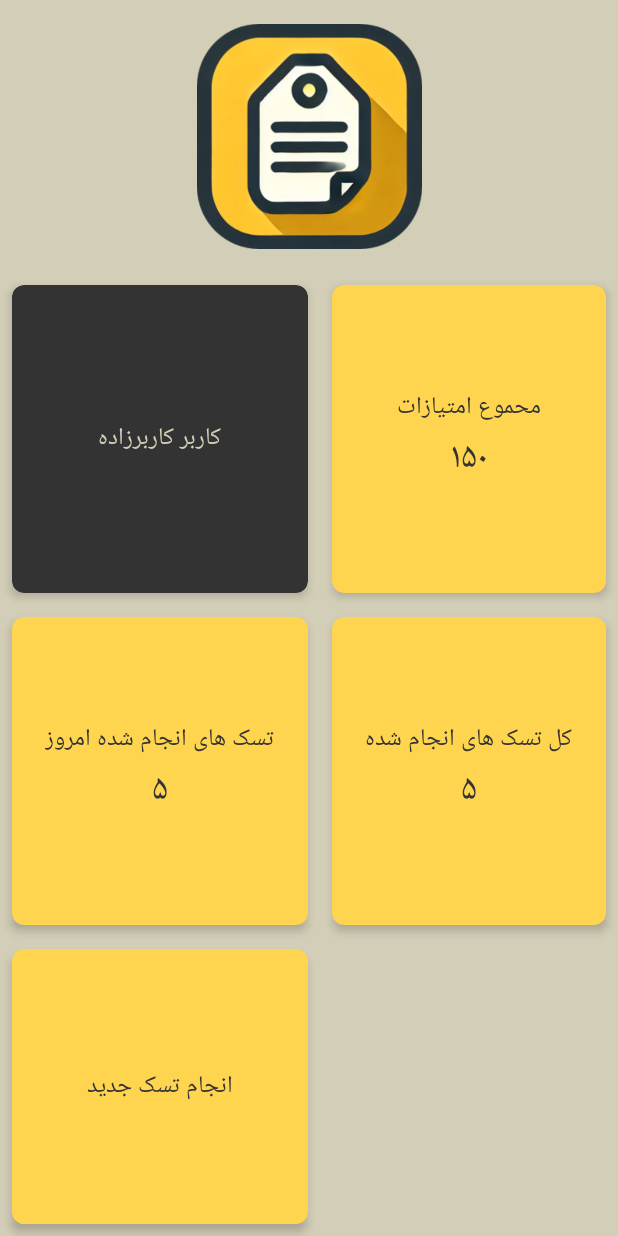
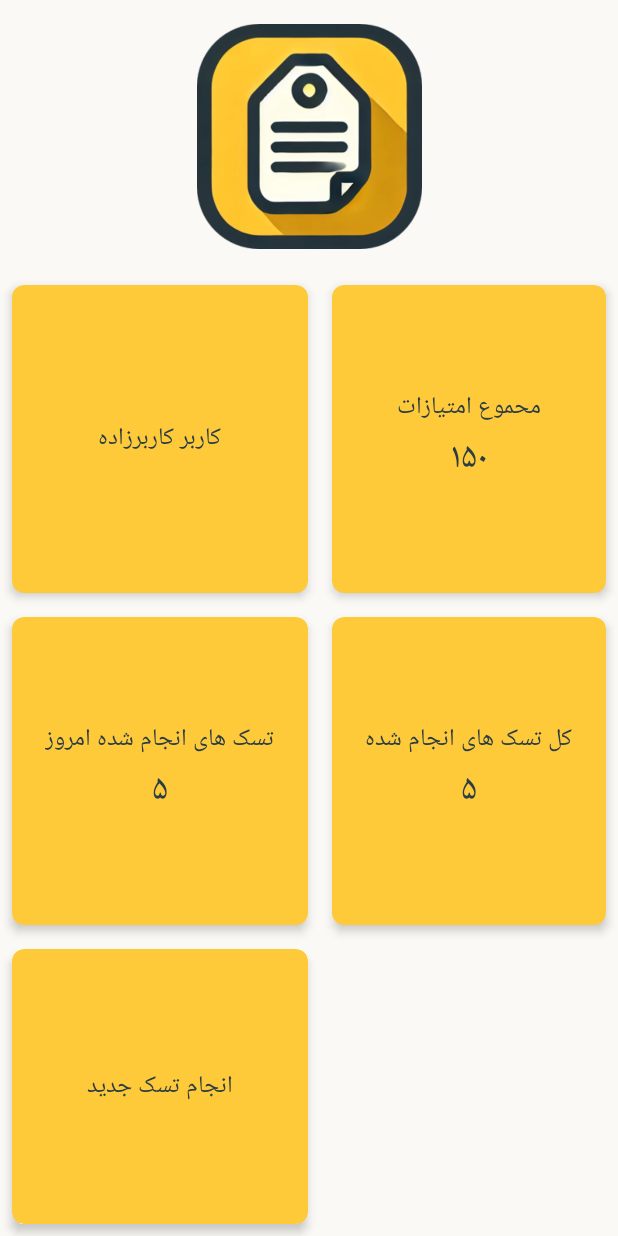
Before and after one commit to saeedsamie/Barchasb-Android-Application, an Android app: the DashboardFragment screen opened through its navigation route, on a phone screen of 412 x 824 dp. Run offline under Robolectric (Android 15) with nearby library versions, the phone set to English and light mode, and no system bars.

Commit message:
design: fix colors and themes night mode

```diff
--- a/app/src/main/res/layout/fragment_dashboard.xml
+++ b/app/src/main/res/layout/fragment_dashboard.xml
@@ -2,7 +2,7 @@
     xmlns:app="http://schemas.android.com/apk/res-auto"
     android:layout_width="match_parent"
     android:layout_height="match_parent"
-    android:background="@color/backgroundColor">
+    android:background="@color/background_color">
 
     <ImageView
         android:id="@+id/logoImage"
@@ -36,7 +36,7 @@
             android:layout_rowWeight="1"
             android:layout_columnWeight="1"
             android:layout_margin="8dp"
-            app:cardBackgroundColor="@color/secondaryColor"
+            app:cardBackgroundColor="@color/primary_color"
             app:cardCornerRadius="8dp"
             app:cardElevation="4dp">
 
@@ -52,7 +52,7 @@
                     android:layout_height="wrap_content"
                     android:layout_gravity="center"
                     android:text="@string/username_1"
-                    android:textColor="@color/backgroundColor"
+                    android:textColor="@color/text_primary_color"
                     android:textSize="16sp" />
             </LinearLayout>
         </androidx.cardview.widget.CardView>
@@ -64,7 +64,7 @@
             android:layout_rowWeight="1"
             android:layout_columnWeight="1"
             android:layout_margin="8dp"
-            app:cardBackgroundColor="@color/primaryColor"
+            app:cardBackgroundColor="@color/primary_color"
             app:cardCornerRadius="8dp"
             app:cardElevation="4dp"
             app:layout_constraintDimensionRatio="1:1">
@@ -78,15 +78,15 @@
                 <TextView
                     android:layout_width="wrap_content"
                     android:layout_height="wrap_content"
-                    android:text="محموع امتیازات"
-                    android:textColor="@color/textColor"
+                    android:text="@string/total_score_title_string"
+                    android:textColor="@color/text_primary_color"
                     android:textSize="16sp" />
 
                 <TextView
                     android:layout_width="wrap_content"
                     android:layout_height="wrap_content"
                     android:text="۱۵۰"
-                    android:textColor="@color/textColor"
+                    android:textColor="@color/text_primary_color"
                     android:textSize="24sp" />
             </LinearLayout>
         </androidx.cardview.widget.CardView>
@@ -98,7 +98,7 @@
             android:layout_rowWeight="1"
             android:layout_columnWeight="1"
             android:layout_margin="8dp"
-            app:cardBackgroundColor="@color/primaryColor"
+            app:cardBackgroundColor="@color/primary_color"
             app:cardCornerRadius="8dp"
             app:cardElevation="4dp"
             app:layout_constraintDimensionRatio="1:1">
@@ -115,14 +115,14 @@
                     android:layout_width="wrap_content"
                     android:layout_height="wrap_content"
                     android:text="تسک های انجام شده امروز"
-                    android:textColor="@color/textColor"
+                    android:textColor="@color/text_primary_color"
                     android:textSize="16sp" />
 
                 <TextView
                     android:layout_width="wrap_content"
                     android:layout_height="wrap_content"
                     android:text="۵"
-                    android:textColor="@color/textColor"
+                    android:textColor="@color/text_primary_color"
                     android:textSize="24sp" />
             </LinearLayout>
         </androidx.cardview.widget.CardView>
@@ -134,7 +134,7 @@
             android:layout_rowWeight="1"
             android:layout_columnWeight="1"
             android:layout_margin="8dp"
-            app:cardBackgroundColor="@color/primaryColor"
+            app:cardBackgroundColor="@color/primary_color"
             app:cardCornerRadius="8dp"
             app:cardElevation="4dp"
             app:layout_constraintDimensionRatio="1:1">
@@ -150,14 +150,14 @@
                     android:layout_width="wrap_content"
                     android:layout_height="wrap_content"
                     android:text="کل تسک های انجام شده"
-                    android:textColor="@color/textColor"
+                    android:textColor="@color/text_primary_color"
                     android:textSize="16sp" />
 
                 <TextView
                     android:layout_width="wrap_content"
                     android:layout_height="wrap_content"
                     android:text="۵"
-                    android:textColor="@color/textColor"
+                    android:textColor="@color/text_primary_color"
                     android:textSize="24sp" />
             </LinearLayout>
         </androidx.cardview.widget.CardView>
@@ -170,7 +170,7 @@
             android:layout_rowWeight="1"
             android:layout_columnWeight="1"
             android:layout_margin="8dp"
-            app:cardBackgroundColor="@color/primaryColor"
+            app:cardBackgroundColor="@color/primary_color"
             app:cardCornerRadius="8dp"
             app:cardElevation="4dp"
             app:layout_constraintDimensionRatio="1:1">
@@ -186,7 +186,7 @@
                     android:layout_height="wrap_content"
                     android:padding="10dp"
                     android:text="انجام تسک جدید"
-                    android:textColor="@color/textColor"
+                    android:textColor="@color/text_primary_color"
                     android:textSize="16sp" />
             </LinearLayout>
         </androidx.cardview.widget.CardView>
--- a/app/src/main/res/layout/fragment_leaderboard.xml
+++ b/app/src/main/res/layout/fragment_leaderboard.xml
@@ -3,7 +3,7 @@
     android:layout_width="match_parent"
     android:layout_height="match_parent"
     android:padding="16dp"
-    android:background="@color/backgroundColor">
+    android:background="@color/background_color">
 
     <TextView
         android:id="@+id/leaderboardTitle"
--- a/app/src/main/res/layout/fragment_login.xml
+++ b/app/src/main/res/layout/fragment_login.xml
@@ -2,7 +2,7 @@
     xmlns:app="http://schemas.android.com/apk/res-auto"
     android:layout_width="match_parent"
     android:layout_height="match_parent"
-    android:background="@color/backgroundColor">
+    android:background="@color/background_color">
 
     <ImageView
         android:id="@+id/logoImage"
--- a/app/src/main/res/layout/fragment_sign_up.xml
+++ b/app/src/main/res/layout/fragment_sign_up.xml
@@ -2,7 +2,7 @@
     xmlns:app="http://schemas.android.com/apk/res-auto"
     android:layout_width="match_parent"
     android:layout_height="match_parent"
-    android:background="@color/backgroundColor">
+    android:background="@color/background_color">
 
     <ImageView
         android:id="@+id/logoImage"
--- a/app/src/main/res/layout/fragment_task_list.xml
+++ b/app/src/main/res/layout/fragment_task_list.xml
@@ -3,7 +3,7 @@
     android:layout_width="match_parent"
     android:layout_height="match_parent"
     android:padding="16dp"
-    android:background="@color/backgroundColor">
+    android:background="@color/background_color">
 
     <androidx.recyclerview.widget.RecyclerView
         android:id="@+id/taskRecyclerView"
--- a/app/src/main/res/layout/item_leaderboard.xml
+++ b/app/src/main/res/layout/item_leaderboard.xml
@@ -9,7 +9,7 @@
     <LinearLayout
         android:layout_width="match_parent"
         android:layout_height="wrap_content"
-        android:background="@color/primaryColor"
+        android:background="@color/primary_dark_color"
         android:gravity="center"
         android:orientation="horizontal">
 
--- a/app/src/main/res/values-night/themes.xml
+++ b/app/src/main/res/values-night/themes.xml
@@ -1,25 +1,36 @@
 <resources xmlns:tools="http://schemas.android.com/tools">
     <!-- Base application theme. -->
     <style name="Theme.Barchasb" parent="Theme.MaterialComponents.DayNight.DarkActionBar">
-        <!-- Primary brand color. -->
-        <item name="colorPrimary">@color/primaryColor</item>
-        <item name="colorPrimaryVariant">@color/primaryColorVariant</item>
-        <item name="colorOnPrimary">@color/backgroundColor</item>
+        <!-- Primary Colors -->
+        <item name="colorPrimary">@color/primary_color</item>
+        <item name="colorPrimaryVariant">@color/primary_dark_color</item>
+        <item name="colorSecondary">@color/accent_color</item>
+        <item name="colorSecondaryVariant">@color/accent_color</item>
 
-        <!-- Secondary brand color. -->
-        <item name="colorSecondary">@color/secondaryColor</item>
-        <item name="colorSecondaryVariant">@color/primaryColor</item>
-        <item name="colorOnSecondary">@color/backgroundColor</item>
+        <!-- Background and Surface -->
+        <item name="android:colorBackground">@color/surface_color</item>
+<!--        <item name="colorBackground">@color/surface_color</item>-->
+        <item name="colorSurface">@color/background_color</item>
 
-        <!-- Status bar color. -->
-        <item name="android:statusBarColor">?attr/colorPrimaryVariant</item>
+        <!-- Text Colors -->
+        <item name="colorOnPrimary">@color/text_inverse_color</item>
+        <item name="colorOnSecondary">@color/text_inverse_color</item>
+        <item name="colorOnSurface">@color/text_inverse_color</item>
+        <item name="android:textColorPrimary">@color/text_inverse_color</item>
+        <item name="android:textColorSecondary">@color/accent_color</item>
 
-        <!-- Background color -->
-        <item name="android:colorBackground">@color/backgroundColor</item>
-        <item name="colorSurface">@color/backgroundColor</item>
+        <!-- Button Colors -->
+        <item name="buttonStyle">@style/Widget.MyApp.Button.Night</item>
 
-        <!-- Text color -->
-        <item name="android:textColor">@color/textColor</item>
+        <!-- Status Bar and Navigation Bar -->
+        <item name="android:statusBarColor">@color/surface_color</item>
+        <item name="android:navigationBarColor">@color/surface_color</item>
+    </style>
+
+    <!-- Button Style for Night Mode -->
+    <style name="Widget.MyApp.Button.Night" parent="Widget.MaterialComponents.Button">
+        <item name="android:backgroundTint">@color/primary_dark_color</item>
+        <item name="android:textColor">@color/text_inverse_color</item>
     </style>
 
     <style name="Theme.Barchasb.NoActionBar" parent="Theme.Barchasb">
--- a/app/src/main/res/values/colors.xml
+++ b/app/src/main/res/values/colors.xml
@@ -1,19 +1,21 @@
 <?xml version="1.0" encoding="utf-8"?>
 <resources>
-    <color name="purple_200">#FFBB86FC</color>
-    <color name="purple_500">#FF6200EE</color>
-    <color name="purple_700">#FF3700B3</color>
-    <color name="teal_200">#FF03DAC5</color>
-    <color name="teal_700">#FF018786</color>
-    <color name="black">#FF000000</color>
-    <color name="white">#FFFFFFFF</color>
+    <!-- Primary Colors -->
+    <color name="primary_color">#FFCA3A</color>
+    <color name="primary_dark_color">#C7950C</color>
 
-    <color name="primaryColor">#FFD54F</color> <!-- رنگ زرد روشن -->
-    <color name="secondaryColor">#333333</color> <!-- رنگ تیره -->
-    <color name="backgroundColor">#D3CEB7</color> <!-- رنگ سفید -->
-    <color name="textColor">#333333</color> <!-- رنگ تیره برای متن -->
-    <color name="buttonColor">#CC9E00</color> <!-- رنگی برای دکمه‌ها (کمی تیره‌تر از رنگ اصلی) -->
-    <color name="primaryColorVariant">#CC9E00</color> <!-- رنگ زرد تیره‌تر برای رنگ اصلی -->
+    <!-- Background and Surface -->
+    <color name="background_color">#FAF9F5</color>
+    <color name="surface_color">#2A3C44</color>
 
+    <!-- Text Colors -->
+    <color name="text_primary_color">#2A3C44</color>
+    <color name="text_secondary_color">#B38208</color>
+    <color name="text_inverse_color">#FAF9F5</color>
 
+    <!-- Accent and Buttons -->
+    <color name="button_background_color">#FFCA3A</color>
+    <color name="button_text_color">#2A3C44</color>
+    <color name="accent_color">#FFDE70</color>
+    <color name="white">#FFFFFF</color>
 </resources>
--- a/app/src/main/res/values/strings.xml
+++ b/app/src/main/res/values/strings.xml
@@ -41,6 +41,8 @@
     <string name="exit_button_string">خروج</string>
     <string name="word_ocr_edittext_hint">کلمه موجود در تصویر</string>
     <string name="target_word_ocr_image_describtion">target word ocr</string>
+    <string name="submit_button_text">تایید</string>
+    <string name="total_score_title_string">محموع امتیازات</string>
     <string-array name="emotion_options">
         <item>عادی</item>
         <item>ناراحت</item>
--- a/app/src/main/res/values/themes.xml
+++ b/app/src/main/res/values/themes.xml
@@ -1,25 +1,36 @@
 <resources xmlns:tools="http://schemas.android.com/tools">
     <!-- Base application theme. -->
     <style name="Theme.Barchasb" parent="Theme.MaterialComponents.DayNight.DarkActionBar">
-        <!-- Primary brand color. -->
-        <item name="colorPrimary">@color/primaryColor</item>
-        <item name="colorPrimaryVariant">@color/primaryColorVariant</item>
-        <item name="colorOnPrimary">@color/backgroundColor</item>
+        <!-- Primary Colors -->
+        <item name="colorPrimary">@color/primary_color</item>
+        <item name="colorPrimaryVariant">@color/primary_dark_color</item>
+        <item name="colorSecondary">@color/accent_color</item>
+        <item name="colorSecondaryVariant">@color/accent_color</item>
 
-        <!-- Secondary brand color. -->
-        <item name="colorSecondary">@color/secondaryColor</item>
-        <item name="colorSecondaryVariant">@color/primaryColor</item>
-        <item name="colorOnSecondary">@color/backgroundColor</item>
+        <!-- Background and Surface -->
+        <item name="android:colorBackground">@color/background_color</item>
+<!--        <item name="colorBackground">@color/background_color</item>-->
+        <item name="colorSurface">@color/surface_color</item>
 
-        <!-- Status bar color. -->
-        <item name="android:statusBarColor">?attr/colorPrimaryVariant</item>
+        <!-- Text Colors -->
+        <item name="colorOnPrimary">@color/text_inverse_color</item>
+        <item name="colorOnSecondary">@color/text_primary_color</item>
+        <item name="colorOnSurface">@color/text_primary_color</item>
+        <item name="android:textColorPrimary">@color/text_primary_color</item>
+        <item name="android:textColorSecondary">@color/text_secondary_color</item>
 
-        <!-- Background color -->
-        <item name="android:colorBackground">@color/backgroundColor</item>
-        <item name="colorSurface">@color/backgroundColor</item>
+        <!-- Button Colors -->
+        <item name="buttonStyle">@style/Widget.MyApp.Button</item>
 
-        <!-- Text color -->
-        <item name="android:textColor">@color/textColor</item>
+        <!-- Status Bar and Navigation Bar -->
+        <item name="android:statusBarColor">@color/primary_dark_color</item>
+        <item name="android:navigationBarColor">@color/surface_color</item>
+    </style>
+
+    <!-- Button Style -->
+    <style name="Widget.MyApp.Button" parent="Widget.MaterialComponents.Button">
+        <item name="android:backgroundTint">@color/button_background_color</item>
+        <item name="android:textColor">@color/button_text_color</item>
     </style>
 
     <!-- NoActionBar theme for full-screen activities, if needed -->
@@ -30,5 +41,6 @@
 
     <!-- Overlays for AppBar and Popups, if needed -->
     <style name="Theme.Barchasb.AppBarOverlay" parent="ThemeOverlay.AppCompat.Dark.ActionBar" />
+
     <style name="Theme.Barchasb.PopupOverlay" parent="ThemeOverlay.AppCompat.Light" />
 </resources>
```
Also changed, not shown: app/src/main/res/layout/fragment_asr_task.xml (+5 -5 lines), app/src/main/res/layout/fragment_user_profile.xml (+15 -15 lines), app/src/main/res/layout/fragment_word_ocr_task.xml (+6 -5 lines), app/src/main/res/layout/item_task.xml (+6 -6 lines).
